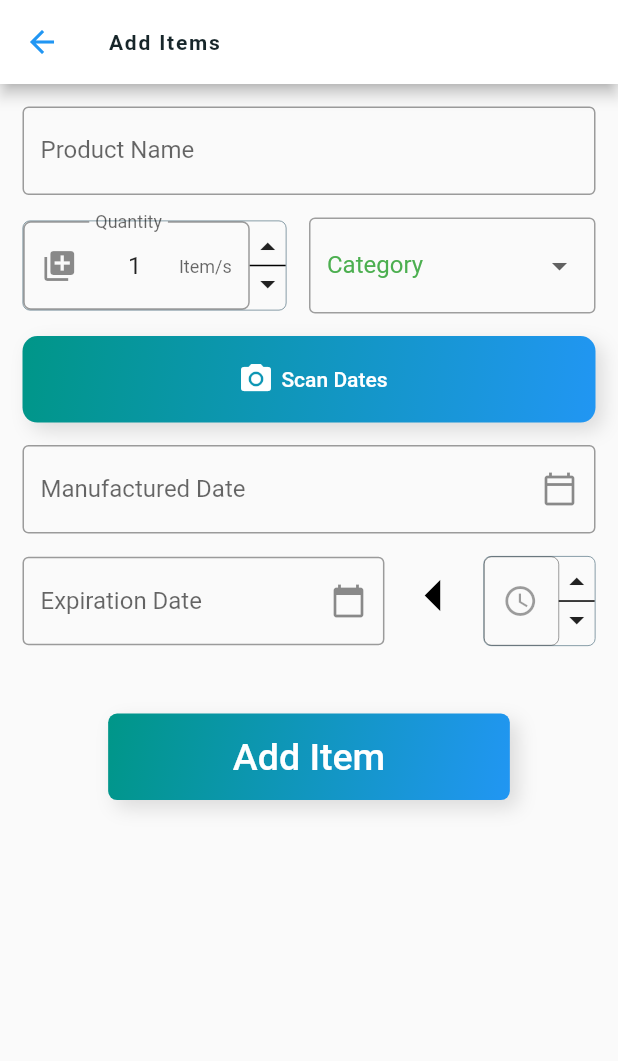
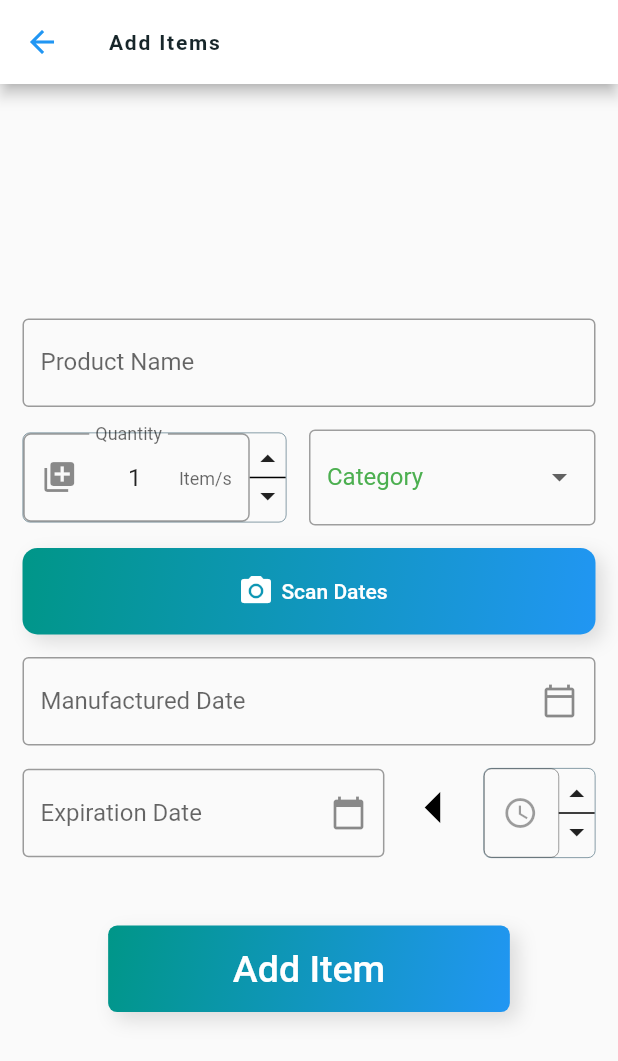
Before and after one commit to lakshanmaheshka/RT-GEM, a Flutter app: the screen it shows once a user with an empty profile is signed in, after a tap on the "add" icon, on a phone screen of 412 x 824 dp. Shown: the top 1061 px of the screen. Run offline on Flutter 3.47's test engine with Material 2 defaults, Android fonts, the phone set to English and light mode, and no system bars; our stand-ins replace camera, cloud_firestore, equatable, firebase_auth, firebase_core, fl_chart and 5 more; missing offline and left inert: google_ml_kit, random_color; accounts and stored records are empty; Roboto replaces fonts that are missing (Quicksand).

Commit message:
minor changes in UI

```diff
--- a/lib/screens/login_page.dart
+++ b/lib/screens/login_page.dart
@@ -63,8 +63,8 @@ class _LoginPageState extends State<LoginPage>
               FocusScope.of(context).requestFocus(FocusNode());
             },
             child: Container(
-              width: kIsWeb ? 1600 : MediaQuery.of(context).size.width,
-              height: kIsWeb &&  Responsive.isDesktop(context) ? 752 : kIsWeb &&  Responsive.isTabletH(context) ? 1400  : kIsWeb &&  Responsive.isMobileH(context) ? 750  : MediaQuery.of(context).size.height,
+              width:  MediaQuery.of(context).size.width,
+              height:  Responsive.isMobileH(context) ? 800 : MediaQuery.of(context).size.height,
               decoration: const BoxDecoration(
                 gradient: LinearGradient(
                     colors: <Color>[
--- a/lib/utils/responsive.dart
+++ b/lib/utils/responsive.dart
@@ -29,15 +29,15 @@ class Responsive extends StatelessWidget {
       MediaQuery.of(context).size.width >= 800 &&
       MediaQuery.of(context).size.width < 1200;
 
+  static bool isDesktop(BuildContext context) =>
+      MediaQuery.of(context).size.width >= 1200;
+
   static bool isMobileH(BuildContext context) =>
       MediaQuery.of(context).size.height < 800;
 
   static bool isTabletH(BuildContext context) =>
       MediaQuery.of(context).size.height >= 800 &&
           MediaQuery.of(context).size.height < 2200;
-
-  static bool isDesktop(BuildContext context) =>
-      MediaQuery.of(context).size.width >= 1200;
 
   @override
   Widget build(BuildContext context) {
--- a/lib/widgets/isApp/views/add_grocery.dart
+++ b/lib/widgets/isApp/views/add_grocery.dart
@@ -16,7 +16,7 @@ class AddGrocery extends StatelessWidget {
       child: Scaffold( appBar: AppBar(
         title: Text("Add Items"),
       ),
-          body:  Container( child: AddGroceryForm(),)),
+          body:  Center(child: Container( width: 800 ,child: AddGroceryForm(),))),
     );
   }
 }
--- a/lib/widgets/isApp/views/edit_grocery.dart
+++ b/lib/widgets/isApp/views/edit_grocery.dart
@@ -30,13 +30,15 @@ class _EditGroceryState extends State<EditGrocery> {
     return Scaffold( appBar: AppBar(
       title: Text("Grocery Details"),
     ),
-        body:  Container( child: UpdateGroceryForm(
+        body:  Center(
+          child: Container( width: 800 , child: UpdateGroceryForm(
             currentProductName: widget.currentProductName,
             currentCategory: widget.currentCategory,
             currentItemMfg: widget.currentItemMfg,
             currentItemExp: widget.currentItemExp,
             currentQuantity: widget.currentQuantity,
             documentId: widget.documentId,
-        ),));
+          ),),
+        ));
   }
 }
--- a/lib/widgets/screen_views/calendar_view.dart
+++ b/lib/widgets/screen_views/calendar_view.dart
@@ -334,7 +334,7 @@ class _CalendarViewState extends State<CalendarView> {
                                                                     child: Padding(
                                                                       padding: const EdgeInsets.all(5.0),
                                                                       child: Text(
-                                                                          daysLeft <= 7  && daysLeft >= 2 ? "Expires Soon !!" :  daysLeft <= 1  && daysLeft >= 0 ? "Expires Today !!" :  daysLeft < 0 ? "Expired !! " : "Days Left : "+daysLeft.toString(),
+                                                                          daysLeft <= 7  && daysLeft >= 2 ? "Expires Soon !!" :  daysLeft == 1  ? "Expires Tomorrow !!" :daysLeft == 0 ? "Expires Today !!" :  daysLeft < 0 ? "Expired !! " : "Days Left : "+daysLeft.toString(),
                                                                           style: TextStyle(
                                                                             fontFamily: AppTheme.fontName,
                                                                             fontWeight: FontWeight.w500,
--- a/lib/widgets/screen_views/grocery_list_view.dart
+++ b/lib/widgets/screen_views/grocery_list_view.dart
@@ -277,7 +277,7 @@ class ItemsView extends StatelessWidget {
                                 child: Padding(
                                   padding: const EdgeInsets.all(5.0),
                                   child: Text(
-                                      daysLeft <= 7  && daysLeft >= 2 ? "Expires Soon!" :  daysLeft <= 1  && daysLeft >= 0 ? "Expires Today!" :  daysLeft < 0 ? "Expired! " : "Days Left : "+daysLeft.toString(),
+                                      daysLeft <= 7  && daysLeft >= 2 ? "Expires Soon!" :  daysLeft == 1  ? "Expires Tomorrow!" :daysLeft == 0 ? "Expires Today!" :  daysLeft < 0 ? "Expired! " : "Days Left : "+daysLeft.toString(),
                                       style: TextStyle(
                                         fontFamily: AppTheme.fontName,
                                         fontWeight: FontWeight.w500,
```
Lines whose indentation alone changed are shown as unchanged.
